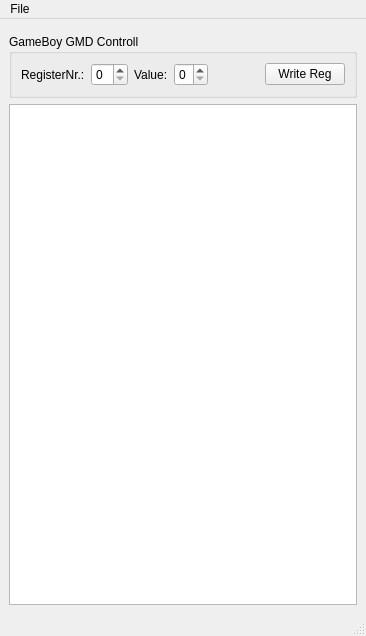
The window that mainwindow.ui (ThKattanek/vgm_player) describes before a commit, drawn with Qt 5.
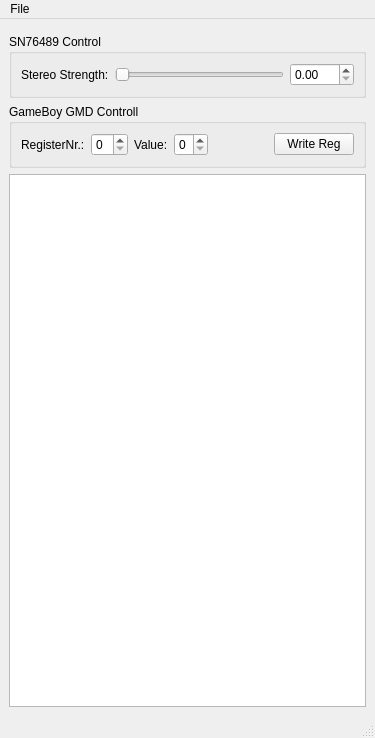
The same window after the commit. Custom widgets are drawn as their Qt base class.

Commit message: added stereo support for game gear vgms

What changed in the file:
```diff
--- a/mainwindow.ui
+++ b/mainwindow.ui
@@ -6,8 +6,8 @@
    <rect>
     <x>0</x>
     <y>0</y>
-    <width>366</width>
-    <height>636</height>
+    <width>375</width>
+    <height>738</height>
    </rect>
   </property>
   <property name="sizePolicy">
@@ -24,6 +24,42 @@
     <item>
      <widget class="OscilloscopeWidget" name="oscilloscope" native="true"/>
     </item>
+    <item>
+     <widget class="QGroupBox" name="sn76489_group">
+      <property name="title">
+       <string>SN76489 Control</string>
+      </property>
+      <layout class="QHBoxLayout" name="horizontalLayout">
+       <item>
+        <widget class="QLabel" name="label_3">
+         <property name="text">
+          <string>Stereo Strength:</string>
+         </property>
+        </widget>
+       </item>
+       <item>
+        <widget class="QSlider" name="sn76489_stereo_slider">
+         <property name="maximum">
+          <number>100</number>
+         </property>
+         <property name="value">
+          <number>0</number>
+         </property>
+         <property name="orientation">
+          <enum>Qt::Horizontal</enum>
+         </property>
+        </widget>
+       </item>
+       <item>
+        <widget class="QDoubleSpinBox" name="sn76489_stereo_spin">
+         <property name="maximum">
+          <double>100.000000000000000</double>
+         </property>
+        </widget>
+       </item>
+      </layout>
+     </widget>
+    </item>
     <item>
      <widget class="QGroupBox" name="groupBox">
       <property name="title">
@@ -94,8 +130,8 @@
      <widget class="QPlainTextEdit" name="log_output">
       <property name="font">
        <font>
-        <weight>75</weight>
-        <bold>true</bold>
+        <pointsize>8</pointsize>
+        <bold>false</bold>
        </font>
       </property>
       <property name="styleSheet">
@@ -116,8 +152,8 @@
     <rect>
      <x>0</x>
      <y>0</y>
-     <width>366</width>
-     <height>20</height>
+     <width>375</width>
+     <height>23</height>
     </rect>
    </property>
    <widget class="QMenu" name="menuFile">
```
The commit also changes 6 other files.
